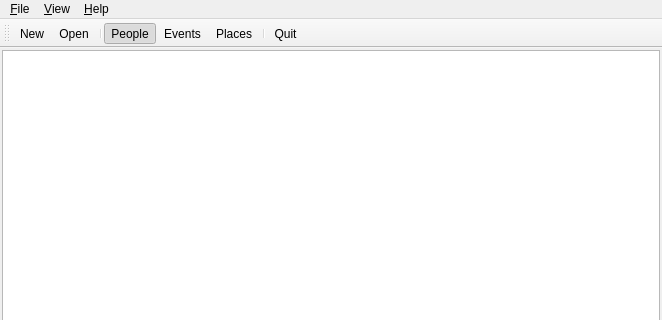
The window that mainwindow.ui (caybro/pedikree) describes before a commit, drawn with Qt 5; both pictures show x 0 to 662 and y 0 to 320 of the 662 by 471 pixel window.
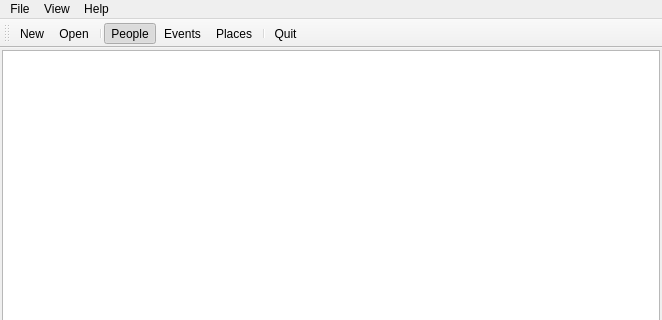
The same window after the commit. Icons and pictures are not drawn.

```diff
--- a/mainwindow.ui
+++ b/mainwindow.ui
@@ -79,7 +79,7 @@
    </property>
    <widget class="QMenu" name="menuFile">
     <property name="title">
-     <string>&amp;File</string>
+     <string>File</string>
     </property>
     <addaction name="actionNew"/>
     <addaction name="actionOpen"/>
@@ -89,13 +89,13 @@
    </widget>
    <widget class="QMenu" name="menuHelp">
     <property name="title">
-     <string>&amp;Help</string>
+     <string>Help</string>
     </property>
     <addaction name="actionAbout"/>
    </widget>
    <widget class="QMenu" name="menuView">
     <property name="title">
-     <string>&amp;View</string>
+     <string>View</string>
     </property>
     <addaction name="actionViewPeople"/>
     <addaction name="actionViewEvents"/>
```
Left out of the diff: 67 changed lines with no effect on the pictures.
